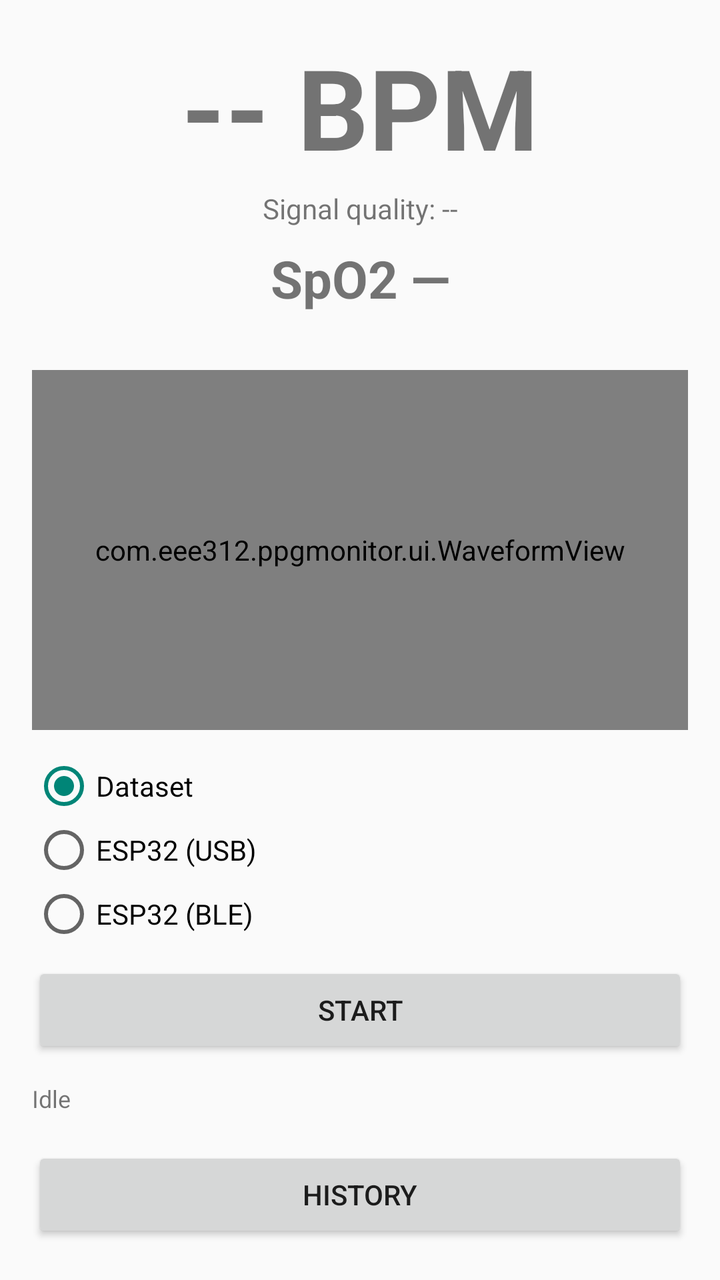
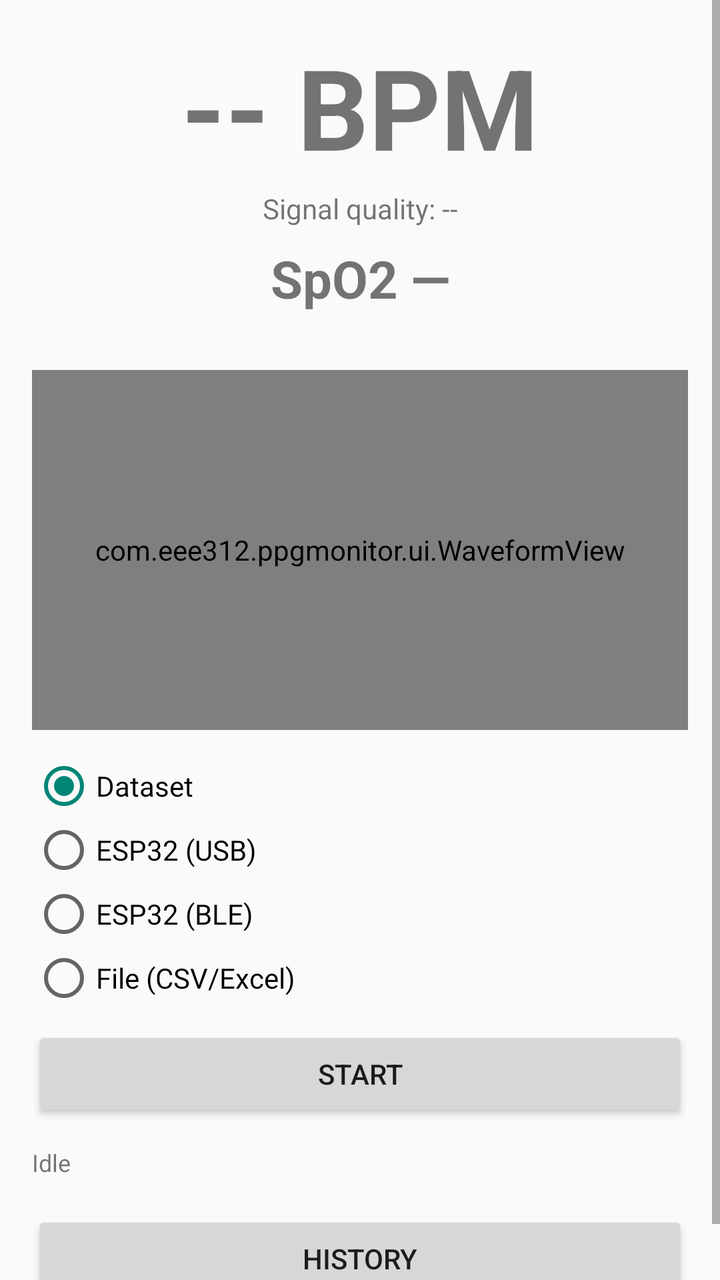

The first picture is an Android layout as it rendered before a commit; the second is the same layout after the commit. The layout source and the unified diff follow.
<!-- AndroidManifest.xml: activity theme Theme.PPGMonitor -->
<!-- res/layout/activity_main.xml -->
<?xml version="1.0" encoding="utf-8"?>
<ScrollView xmlns:android="http://schemas.android.com/apk/res/android"
    android:layout_width="match_parent"
    android:layout_height="match_parent">

<LinearLayout
    android:layout_width="match_parent"
    android:layout_height="wrap_content"
    android:orientation="vertical"
    android:padding="16dp">

    <TextView
        android:id="@+id/tvHr"
        android:layout_width="match_parent"
        android:layout_height="wrap_content"
        android:text="-- BPM"
        android:textSize="56sp"
        android:textStyle="bold"
        android:gravity="center"
        android:layout_marginBottom="4dp" />

    <TextView
        android:id="@+id/tvRefHr"
        android:layout_width="match_parent"
        android:layout_height="wrap_content"
        android:text=""
        android:textSize="14sp"
        android:textStyle="bold"
        android:textColor="#1565C0"
        android:gravity="center"
        android:visibility="gone"
        android:layout_marginBottom="4dp" />

    <TextView
        android:id="@+id/tvSqi"
        android:layout_width="match_parent"
        android:layout_height="wrap_content"
        android:text="Signal quality: --"
        android:textSize="14sp"
        android:gravity="center"
        android:layout_marginBottom="8dp" />

    <TextView
        android:id="@+id/tvSpo2Live"
        android:layout_width="match_parent"
        android:layout_height="wrap_content"
        android:text="SpO2 —"
        android:textSize="26sp"
        android:textStyle="bold"
        android:gravity="center" />

    <TextView
        android:id="@+id/tvSpo2Detail"
        android:layout_width="match_parent"
        android:layout_height="wrap_content"
        android:text=""
        android:textSize="12sp"
        android:gravity="center"
        android:layout_marginBottom="12dp" />

    <com.eee312.ppgmonitor.ui.WaveformView
        android:id="@+id/waveformView"
        android:layout_width="match_parent"
        android:layout_height="180dp"
        android:layout_marginBottom="12dp" />

    <RadioGroup
        android:id="@+id/rgSource"
        android:layout_width="match_parent"
        android:layout_height="wrap_content"
        android:orientation="vertical"
        android:layout_marginBottom="8dp">

        <RadioButton
            android:id="@+id/rbDataset"
            android:layout_width="wrap_content"
            android:layout_height="wrap_content"
            android:text="Dataset"
            android:checked="true" />

        <RadioButton
            android:id="@+id/rbUsb"
            android:layout_width="wrap_content"
            android:layout_height="wrap_content"
            android:text="ESP32 (USB)" />

        <RadioButton
            android:id="@+id/rbBle"
            android:layout_width="wrap_content"
            android:layout_height="wrap_content"
            android:text="ESP32 (BLE)" />
    </RadioGroup>

    <LinearLayout
        android:id="@+id/datasetOptionsPanel"
        android:layout_width="match_parent"
        android:layout_height="wrap_content"
        android:orientation="vertical"
        android:visibility="gone"
        android:layout_marginBottom="8dp">

        <Spinner
            android:id="@+id/spDataset"
            android:layout_width="match_parent"
            android:layout_height="wrap_content"
            android:layout_marginBottom="8dp" />

        <TextView
            android:layout_width="wrap_content"
            android:layout_height="wrap_content"
            android:text="Playback speed:"
            android:textSize="12sp" />

        <RadioGroup
            android:id="@+id/rgSpeed"
            android:layout_width="match_parent"
            android:layout_height="wrap_content"
            android:orientation="horizontal"
            android:layout_marginBottom="8dp">

            <RadioButton
                android:id="@+id/rb1x"
                android:layout_width="wrap_content"
                android:layout_height="wrap_content"
                android:text="1x"
                android:checked="true" />

            <RadioButton
                android:id="@+id/rb2x"
                android:layout_width="wrap_content"
                android:layout_height="wrap_content"
                android:text="2x"
                android:layout_marginStart="16dp" />

            <RadioButton
                android:id="@+id/rb4x"
                android:layout_width="wrap_content"
                android:layout_height="wrap_content"
                android:text="4x"
                android:layout_marginStart="16dp" />

            <RadioButton
                android:id="@+id/rbFast"
                android:layout_width="wrap_content"
                android:layout_height="wrap_content"
                android:text="Fast"
                android:layout_marginStart="16dp" />
        </RadioGroup>

        <CheckBox
            android:id="@+id/cbLoop"
            android:layout_width="wrap_content"
            android:layout_height="wrap_content"
            android:text="Loop" />

    </LinearLayout>

    <Button
        android:id="@+id/btnStartStop"
        android:layout_width="match_parent"
        android:layout_height="wrap_content"
        android:text="Start" />

    <TextView
        android:id="@+id/tvStatus"
        android:layout_width="match_parent"
        android:layout_height="wrap_content"
        android:text="Idle"
        android:textSize="12sp"
        android:layout_marginTop="12dp" />

    <Button
        android:id="@+id/btnHistory"
        android:layout_width="match_parent"
        android:layout_height="wrap_content"
        android:layout_marginTop="16dp"
        android:text="History" />

</LinearLayout>
</ScrollView>
<!-- resources referenced by this layout -->
<resources>
  <style name="Theme.PPGMonitor" parent="Theme.AppCompat.Light.NoActionBar" />
</resources>

<!-- the commit's change to res/layout/activity_main.xml (unified diff, before → after) -->
@@ -89,6 +89,12 @@
             android:layout_width="wrap_content"
             android:layout_height="wrap_content"
             android:text="ESP32 (BLE)" />
+
+        <RadioButton
+            android:id="@+id/rbFile"
+            android:layout_width="wrap_content"
+            android:layout_height="wrap_content"
+            android:text="File (CSV/Excel)" />
     </RadioGroup>
 
     <LinearLayout
